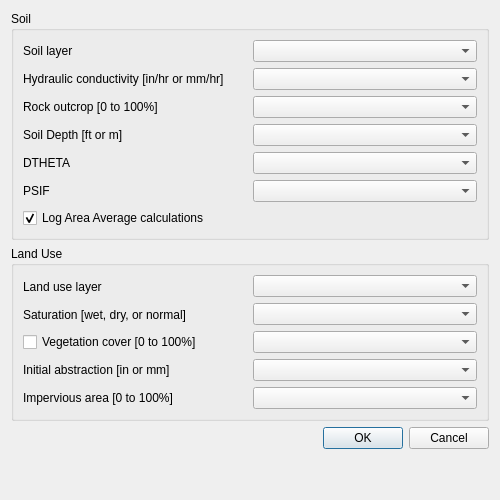
Old version of the form flo2d/ui/infil_green_ampt.ui in the repository FLO-2DSoftware/qgis-flo-2d-plugin.
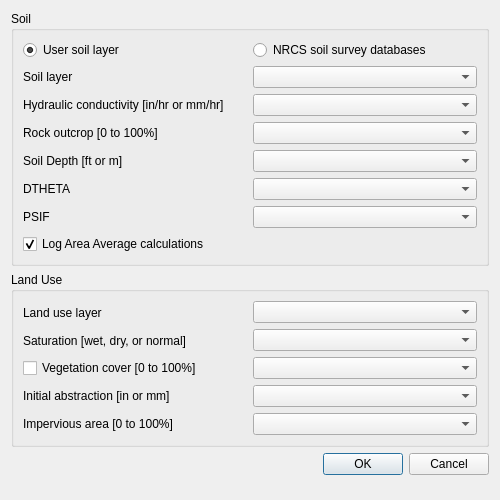
New version of the form.

Commit message: Adjusted the Compute Green-Ampt dialog to select the "User soil layer" or the "NRCS soil survey databases"

```diff
--- a/flo2d/ui/infil_green_ampt.ui
+++ b/flo2d/ui/infil_green_ampt.ui
@@ -43,7 +43,7 @@
       <string>Soil</string>
      </property>
      <layout class="QGridLayout" name="gridLayout_6">
-      <item row="0" column="0">
+      <item row="1" column="0">
        <layout class="QGridLayout" name="gridLayout_2">
         <item row="0" column="0">
          <widget class="QLabel" name="label_4">
@@ -89,10 +89,27 @@
         </item>
        </layout>
       </item>
-      <item row="0" column="1">
+      <item row="2" column="0">
+       <widget class="QCheckBox" name="log_area_average_chbox">
+        <property name="text">
+         <string>Log Area Average calculations</string>
+        </property>
+        <property name="checked">
+         <bool>true</bool>
+        </property>
+       </widget>
+      </item>
+      <item row="1" column="1">
        <layout class="QGridLayout" name="gridLayout_5">
         <item row="2" column="0">
-         <widget class="QComboBox" name="rtimps_cbo"/>
+         <widget class="QComboBox" name="rtimps_cbo">
+          <property name="enabled">
+           <bool>true</bool>
+          </property>
+          <property name="editable">
+           <bool>false</bool>
+          </property>
+         </widget>
         </item>
         <item row="3" column="0">
          <widget class="QComboBox" name="soil_depth_cbo"/>
@@ -111,16 +128,23 @@
         </item>
        </layout>
       </item>
-      <item row="1" column="0">
-       <widget class="QCheckBox" name="log_area_average_chbox">
+      <item row="0" column="0">
+       <widget class="QRadioButton" name="rb_soilLyr">
         <property name="text">
-         <string>Log Area Average calculations</string>
+         <string>User soil layer</string>
         </property>
         <property name="checked">
          <bool>true</bool>
         </property>
        </widget>
       </item>
+      <item row="0" column="1">
+       <widget class="QRadioButton" name="rb_NRCS">
+        <property name="text">
+         <string>NRCS soil survey databases</string>
+        </property>
+       </widget>
+      </item>
      </layout>
     </widget>
    </item>
```
Left out of the diff: 216 changed lines with no effect on the pictures.
